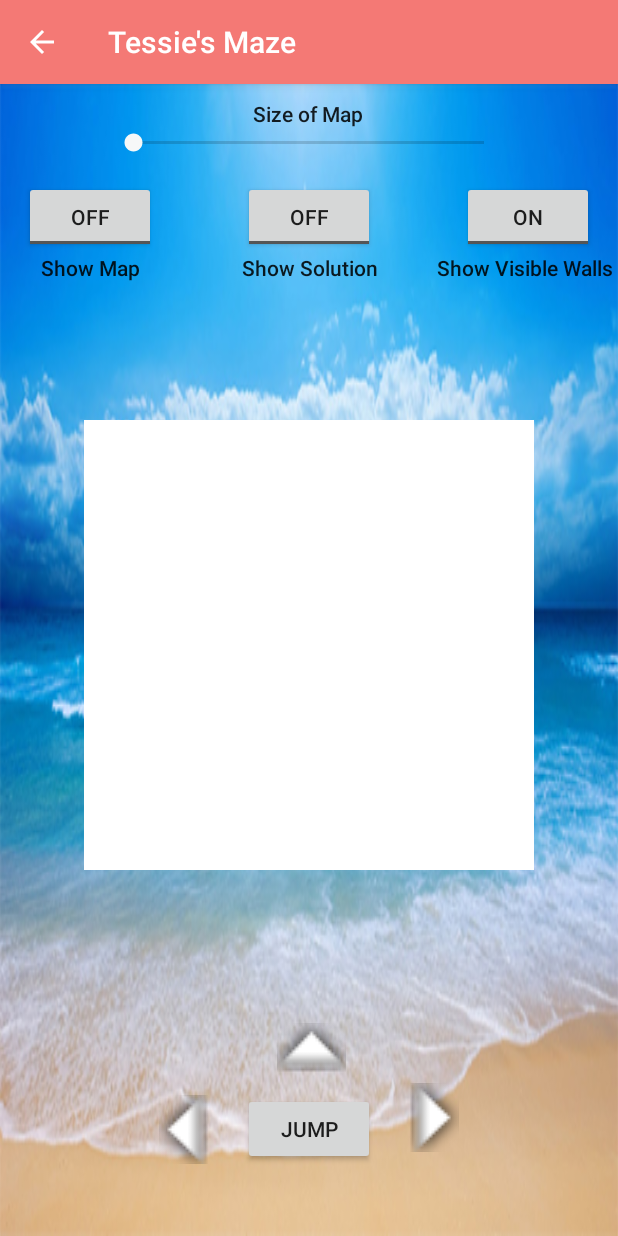
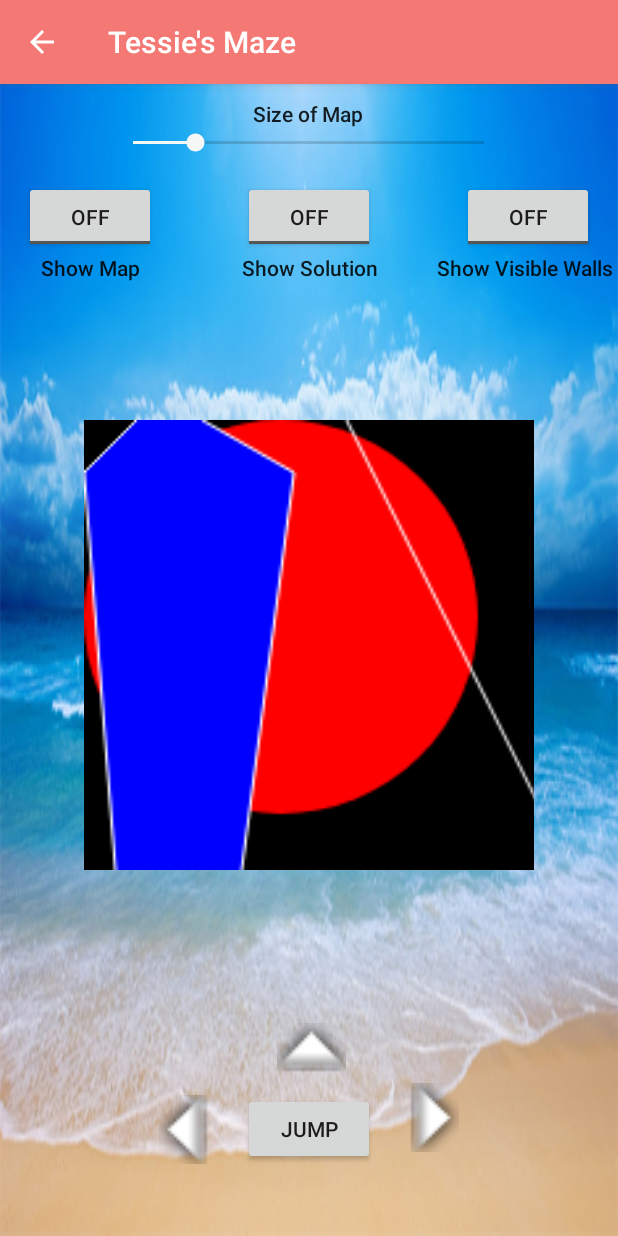
Before and after one commit to TessieB/BeachMazeApp, an Android app: the PlayManuallyActivity screen opened directly, with no data from a screen before it, after a tap on an icon or button, on a phone screen of 412 x 824 dp. Run offline under Robolectric (Android 15) with nearby library versions, the phone set to English and light mode, and no system bars; 1 statement that could not run was skipped.

Commit message:
updated MazePanel methods with comments, commit works

```diff
--- a/app/src/main/java/edu/wm/cs/cs301/TessieBaumann/gui/CompassRose.java
+++ b/app/src/main/java/edu/wm/cs/cs301/TessieBaumann/gui/CompassRose.java
@@ -1,4 +1,6 @@
 package edu.wm.cs.cs301.TessieBaumann.gui;
+
+import android.graphics.Color;
 
 import edu.wm.cs.cs301.TessieBaumann.generation.CardinalDirection;
 
@@ -26,7 +28,7 @@ public class CompassRose {
     private static final int CIRCLE_SHADE = MazePanel.createNewColor(1.0f, 1.0f, 1.0f, 0.3f); //new Color(0.0f, 0.0f, 0.0f, 0.2f);
 
     private static final int BLACK = 0;
-    private static final int MARKER_COLOR = BLACK; //Color.WHITE; //Color.BLACK;
+    private static final int MARKER_COLOR = Color.BLACK; //Color.WHITE; //Color.BLACK;
     private static final int WHITE = 16777215;
 
 
@@ -119,11 +121,11 @@ public class CompassRose {
 
 
     private void drawBackground(MazePanel panel, int width) {
-        panel.setColor(WHITE);
+        panel.setColor(Color.WHITE);
         final int x = centerX - size;
         final int y = centerY - size;
         final int w = 2 * size;// - 2 * CIRCLE_BORDER;
-        panel.addFilledOval(x,y,w,w);
+        panel.addFilledOval(x,y,x+w,y+w);
     }
 
 
@@ -165,9 +167,9 @@ public class CompassRose {
         final int y = centerY - width / 2 + CIRCLE_BORDER;
         final int w = width - 2 * CIRCLE_BORDER;
         panel.setColor(CIRCLE_SHADE);
-        panel.addArc(x, y, w, w, 45, 180);
+        panel.addArc(x, y, x+w, y+w, 45, 180);
         panel.setColor(CIRCLE_HIGHLIGHT);
-        panel.addArc(x, y, w, w, 180 + 45, 180);
+        panel.addArc(x, y, x+w, y+w, 180 + 45, 180);
     }
 
 
@@ -192,24 +194,24 @@ public class CompassRose {
                 panel.setColor(MARKER_COLOR);
             else
                 panel.setColor(goldWM);
-            drawMarker(panel, centerX, centerY - pos, "N");
+            drawMarker(panel, centerX-2, centerY - pos+3, "N");
             if (CardinalDirection.East == currentDir)
                 panel.setColor(MARKER_COLOR);
             else
                 panel.setColor(goldWM);
-            drawMarker(panel, centerX + pos, centerY, "E");
+            drawMarker(panel, centerX + pos-3, centerY+2, "E");
             // WARNING: north south confusion
             // currendDir North is going downwards on the map
             if (CardinalDirection.North == currentDir)
                 panel.setColor(MARKER_COLOR);
             else
                 panel.setColor(goldWM);
-            drawMarker(panel, centerX, centerY + pos, "S");
+            drawMarker(panel, centerX-2, centerY + pos+3, "S");
             if (CardinalDirection.West == currentDir)
                 panel.setColor(MARKER_COLOR);
             else
                 panel.setColor(goldWM);
-            drawMarker(panel, centerX - pos, centerY, "W");
+            drawMarker(panel, centerX - pos-3, centerY+2, "W");
         }
     }
 
--- a/app/src/main/java/edu/wm/cs/cs301/TessieBaumann/gui/FirstPersonView.java
+++ b/app/src/main/java/edu/wm/cs/cs301/TessieBaumann/gui/FirstPersonView.java
@@ -37,7 +37,7 @@ public class FirstPersonView {
     final private int stepSize;   // = map_unit/4;
     // map scale may be adjusted by user input, controlled in StatePlaying
     // colors for background
-    private static final int WHITE = 16777215;
+    private static final int WHITE = Color.WHITE;
     //private static final int greenWM = MazePanel.decode("#115740");
     //private static final int goldWM = Color.decode("#916f41");
     //private static final int yellowWM = Color.decode("#FFFF99");
--- a/app/src/main/java/edu/wm/cs/cs301/TessieBaumann/gui/GeneratingActivity.java
+++ b/app/src/main/java/edu/wm/cs/cs301/TessieBaumann/gui/GeneratingActivity.java
@@ -321,7 +321,7 @@ public class GeneratingActivity extends AppCompatActivity implements Order {
 
     @Override
     public boolean isPerfect() {
-        return false;
+        return !rooms;
     }
 
     @Override
--- a/app/src/main/java/edu/wm/cs/cs301/TessieBaumann/gui/MazePanel.java
+++ b/app/src/main/java/edu/wm/cs/cs301/TessieBaumann/gui/MazePanel.java
@@ -22,58 +22,41 @@ public class MazePanel extends View {
      * http://www.codeproject.com/Articles/2136/Double-buffer-in-standard-Java-AWT
      * for details
      */
-    // bufferImage can only be initialized if the container is displayable,
-    // uses a delayed initialization and relies on client class to call initBufferImage()
-    // before first use
-    //private Image bufferImage;
-    //private Graphics2D graphics; // obtained from bufferImage,
-    // graphics is stored to allow clients to draw on the same graphics object repeatedly
-    // has benefits if color settings should be remembered for subsequent drawing operations
 
-    private Bitmap.Config config = Bitmap.Config.ARGB_8888;
-    private Bitmap bitmap = Bitmap.createBitmap(Constants.VIEW_WIDTH, Constants.VIEW_HEIGHT, config);
-    private Canvas canvas = new Canvas(bitmap);
-    private Paint paint;
+    private Bitmap.Config config; //bitmap configuration settings
+    private Bitmap bitmap;  //bitmap with graphics drawn on it
+    private Canvas canvas;  //canvas to draw images on the bitmap
+    private Paint paint;  //paint being used at the time
 
-    private int color;
+    private int color;  //int color that paint is currently set on
     private static final int greenWM = Color.parseColor("#115740");
     private static final int goldWM = Color.parseColor("#916f41");
     private static final int yellowWM = Color.parseColor("#FFFF99");
-    private boolean top = true;
-    private String markerFont;
+    private boolean top = true;  //boolean value that tells if top or bottom background rectangle is being drawn
+    private String markerFont;  //current font of the marker
 
 
+    /**
+     * This method scales the bitmap so that it fits into the view that is
+     * in playManuallyActivity and PlayAnimationActivity, then paints the
+     * scaled bitmap onto the canvas of the view that was passed in
+     * @param canvas
+     */
     @Override
     public void onDraw(Canvas canvas){
-        Log.d("in on draw", "yay");
         super.onDraw(canvas);
-        Log.d("Canvas", canvas.toString());
-        //canvas.drawColor(Color.WHITE);
         Bitmap myBitmap = Bitmap.createScaledBitmap(bitmap, 1050, 1050, true);
-        //paint(canvas);
         canvas.drawBitmap(myBitmap, 0, 0, paint);
-        //bitmap = Bitmap.createBitmap(Constants.VIEW_WIDTH, Constants.VIEW_HEIGHT, config);
-        //this.canvas = new Canvas(bitmap);
-        this.canvas.drawColor(Color.WHITE);
-
-
     }
 
-
-    private void init(){
-        paint = new Paint();
-        setColor(greenWM);
-        paint.setStyle(Paint.Style.FILL);
-        //canvas = getBitmap();
-    }
-
-
+    /**
+     * This method tests to make sure that the different drawing properties of
+     * MazePanel work in android studio by drawing practice lines and shapes
+     */
     public void myTestImage(){
-        Log.d("inside", "my test image");
-        //canvas.drawColor(Color.BLACK);
+        canvas.drawColor(Color.BLACK);
         setColor(Color.RED);
         addFilledOval(0, 0, 150, 150);
-        Log.d("inside", "my test image");
         setColor(Color.GREEN);
         addFilledOval(50, 200, 100, 300);
         setColor(Color.YELLOW);
@@ -89,16 +72,6 @@ public class MazePanel extends View {
         addLine(250, 250, 300, 300);
     }
 
-    public void second(){
-        setColor(Color.BLACK);
-        addLine(100, 0, 200, 200);
-        //canvas.drawColor(Color.BLUE);
-    }
-
-    public void third(){
-        canvas.drawColor(Color.BLUE);
-    }
-
 
     /**
      * Constructor. Object is not focusable.
@@ -106,15 +79,11 @@ public class MazePanel extends View {
     public MazePanel(Context context, AttributeSet attrs) {
         super(context, attrs);
         setFocusable(false);
-        //config = Bitmap.Config.ARGB_8888;
-        //bitmap = Bitmap.createBitmap(Constants.VIEW_WIDTH, Constants.VIEW_HEIGHT, config);
-        //canvas = new Canvas(bitmap);
-        init();
-        //myTestImage();
-    }
-
-    public void update(Canvas c) {
-        paint(c);
+        config = Bitmap.Config.ARGB_8888;
+        bitmap = Bitmap.createBitmap(Constants.VIEW_WIDTH, Constants.VIEW_HEIGHT, config);
+        canvas = new Canvas(bitmap);
+        paint = new Paint();
+        myTestImage();
     }
 
     /**
@@ -123,15 +92,15 @@ public class MazePanel extends View {
      * The given graphics object is the one that actually shows
      * on the screen.
      */
-    public void paint(Canvas c) {
-        if (null == c) {
-            Log.d("oh no", "canvas is null");
-            System.out.println("MazePanel.paint: no canvas object, skipping drawImage operation");
-        }
-        else {
-            c.drawBitmap(bitmap,0,0,paint);
-        }
-    }
+//    public void paint(Canvas c) {
+//        if (null == c) {
+//            Log.d("oh no", "canvas is null");
+//            System.out.println("MazePanel.paint: no canvas object, skipping drawImage operation");
+//        }
+//        else {
+//            c.drawBitmap(bitmap,0,0,paint);
+//        }
+//    }
 
     /**
      * Obtains a graphics object that can be used for drawing.
@@ -182,8 +151,6 @@ public class MazePanel extends View {
     public void commit() {
         Log.d("in commit", "thankfully");
         invalidate();
-        //postInvalidate();
-        //requestLayout();
     }
 
     /**
@@ -279,11 +246,11 @@ public class MazePanel extends View {
      * @param percentToExit gives the distance to exit
      */
     public void addBackground(float percentToExit) {
-        //paint.setColor(getBackgroundColor(percentToExit, top));
-        paint.setColor(Color.BLACK);
-        if(!top){
-            paint.setColor(Color.WHITE);
-        }
+        paint.setColor(getBackgroundColor(percentToExit, top));
+        //paint.setColor(Color.BLACK);
+//        if(!top){
+//            paint.setColor(Color.WHITE);
+//        }
         top = !top;
     }
 
@@ -467,7 +434,6 @@ public class MazePanel extends View {
      */
     public void addMarker(float x, float y, String str) {
         canvas.drawText(str, x, y, paint);
-
     }
 
 
@@ -480,7 +446,6 @@ public class MazePanel extends View {
     public void setFont(String fontName) {
         markerFont = fontName;
         paint.setFontFeatureSettings(fontName);
-        draw(canvas);
     }
 
 
--- a/app/src/main/java/edu/wm/cs/cs301/TessieBaumann/gui/PlayManuallyActivity.java
+++ b/app/src/main/java/edu/wm/cs/cs301/TessieBaumann/gui/PlayManuallyActivity.java
@@ -34,10 +34,11 @@ public class PlayManuallyActivity extends AppCompatActivity {
 
 
     private static final String TAG = "Move";  //message string
-    private static final int MAX_MAP_SIZE = 10;  //max size that the map can be
-    private int pathLength = 3;  //length of the path the user has taken
-    private int mapSize = 5;  //default map size
-    private int shortestPathLength = 1;  //shortest possible path length, temp value
+    private static final int MAX_MAP_SIZE = 80;  //max size that the map can be
+    private static final int MIN_MAP_SIZE = 1;  //min size that the map can be
+    private int pathLength = 0;  //length of the path the user has taken
+    private int mapSize = 15;  //default map size
+    private int shortestPathLength = 0;  //shortest possible path length, temp value
     private MazePanel panel;
     StatePlaying statePlaying;
 
@@ -51,17 +52,13 @@ public class PlayManuallyActivity extends AppCompatActivity {
     protected void onCreate(Bundle savedInstanceState) {
         super.onCreate(savedInstanceState);
         setContentView(R.layout.play_manually_activity);
-        statePlaying = new StatePlaying();
+        //statePlaying = new StatePlaying();
         panel = findViewById(R.id.mazePanelView);
-        panel.myTestImage();
-        //panel.second();
         Log.d("inside", "on create");
-        //setContentView(R.layout.play_manually_activity);
-        //panel.commit();
-        statePlaying.start(panel);
+        //int[] startPos = GeneratingActivity.mazeConfig.getStartingPosition();
+        //shortestPathLength = GeneratingActivity.mazeConfig.getDistanceToExit(startPos[0], startPos[1]);
+        //statePlaying.start(panel);
         setSizeOfMap();
-        //setContentView(R.layout.play_manually_activity);
-
     }
 
 
@@ -72,13 +69,20 @@ public class PlayManuallyActivity extends AppCompatActivity {
     private void setSizeOfMap(){
         final SeekBar mapSize1 = (SeekBar) findViewById(R.id.mapSizeSeekBar);
         final TextView skillLevelText = (TextView) findViewById(R.id.skillLevelTextView);
-        mapSize1.setProgress(0);
+        mapSize1.setMin(MIN_MAP_SIZE);
+        mapSize1.setProgress(15);
         mapSize1.setMax(MAX_MAP_SIZE);
         mapSize1.setOnSeekBarChangeListener(new SeekBar.OnSeekBarChangeListener() {
             int tempMapSize = 0;
 
             @Override
             public void onProgressChanged(SeekBar seekBar, int i, boolean b) {
+//                if(i>tempMapSize){
+//                    statePlaying.keyDown(Constants.UserInput.ZoomIn, 1);
+//                }
+//                else{
+//                    statePlaying.keyDown(Constants.UserInput.ZoomOut, 1);
+//                }
                 tempMapSize = i;
             }
 
@@ -101,14 +105,11 @@ public class PlayManuallyActivity extends AppCompatActivity {
      */
     private void setMapSize(int size){
         mapSize = size;
+        statePlaying.setMapScale(mapSize);
         Log.v(TAG, "Map Size: " + mapSize);
         Toast toast = Toast.makeText(getApplicationContext(), "Map Size: " + mapSize, Toast.LENGTH_SHORT);
         toast.setGravity(Gravity.BOTTOM | Gravity.CENTER, 0, 0);
         toast.show();
-    }
-
-    public void sendToWinningMessage(){
-        sendWinningMessage(panel);
     }
 
 
@@ -149,13 +150,12 @@ public class PlayManuallyActivity extends AppCompatActivity {
     public void moveForwards(View view){
         pathLength++;
         statePlaying.keyDown(Constants.UserInput.Up, 1);
-        //panel.third();
-        //panel.commit();
         Log.v(TAG, "Moves forwards one step");
         Toast toast = Toast.makeText(getApplicationContext(), "Moved forwards 1 step", Toast.LENGTH_SHORT);
         toast.setGravity(Gravity.BOTTOM|Gravity.CENTER, 0, 0);
         toast.show();
         if(StatePlaying.isOutside){
+            StatePlaying.isOutside = false;
             sendWinningMessage(view);
         }
     }
@@ -167,8 +167,6 @@ public class PlayManuallyActivity extends AppCompatActivity {
      * @param view of the top left
      */
     public void turnLeft(View view){
-        //panel.second();
-        //panel.commit();
         statePlaying.keyDown(Constants.UserInput.Left, 1);
         Log.v(TAG, "Turns left");
         Toast toast = Toast.makeText(getApplicationContext(), "Turned left", Toast.LENGTH_SHORT);
@@ -184,8 +182,6 @@ public class PlayManuallyActivity extends AppCompatActivity {
      */
     public void turnRight(View view){
         statePlaying.keyDown(Constants.UserInput.Right, 1);
-        //panel.myTestImage();
-        //panel.commit();
         Log.v(TAG, "Turns right");
         Toast toast = Toast.makeText(getApplicationContext(), "Turned right", Toast.LENGTH_SHORT);
         toast.setGravity(Gravity.BOTTOM|Gravity.CENTER, 0, 0);
@@ -206,6 +202,7 @@ public class PlayManuallyActivity extends AppCompatActivity {
         toast.setGravity(Gravity.BOTTOM|Gravity.CENTER, 0, 0);
         toast.show();
         if(StatePlaying.isOutside){
+            StatePlaying.isOutside = false;
             sendWinningMessage(view);
         }
     }
@@ -218,7 +215,7 @@ public class PlayManuallyActivity extends AppCompatActivity {
      * @param view of the show map button
      */
     public void showMap(View view){
-        statePlaying.keyDown(Constants.UserInput.ToggleFullMap, 1);
+        statePlaying.keyDown(Constants.UserInput.ToggleLocalMap, 1);
         if(((ToggleButton)view).isChecked()) {
             Log.v(TAG, "Showing Map: On");
             Toast toast = Toast.makeText(getApplicationContext(), "Showing Map: On", Toast.LENGTH_SHORT);
@@ -264,7 +261,7 @@ public class PlayManuallyActivity extends AppCompatActivity {
      * @param view of the show visible walls button
      */
     public void showVisibleWalls(View view){
-        statePlaying.keyDown(Constants.UserInput.ToggleLocalMap, 1);
+        statePlaying.keyDown(Constants.UserInput.ToggleFullMap, 1);
         if(((ToggleButton)view).isChecked()) {
             Log.v(TAG, "Showing Visible Walls: Off");
             Toast toast = Toast.makeText(getApplicationContext(), "Showing Visible Walls: Off", Toast.LENGTH_SHORT);
--- a/app/src/main/java/edu/wm/cs/cs301/TessieBaumann/gui/StatePlaying.java
+++ b/app/src/main/java/edu/wm/cs/cs301/TessieBaumann/gui/StatePlaying.java
@@ -166,15 +166,18 @@ public class StatePlaying  {
                     isOutside = true;
                     break;
                 }
-                draw();
+                //draw();
+                //drawHintIfNecessary();
                 break;
             case Left: // turn left
                 rotate(1);
-                draw();
+                //draw();
+                //drawHintIfNecessary();
                 break;
             case Right: // turn right
                 rotate(-1);
-                draw();
+                //draw();
+                //drawHintIfNecessary();
                 break;
             case Down: // move backward
                 walk(-1);
@@ -193,6 +196,7 @@ public class StatePlaying  {
                 if (GeneratingActivity.mazeConfig.isValidPosition(px + dx, py + dy)) {
                     setCurrentPosition(px + dx, py + dy) ;
                     draw() ;
+                    //drawHintIfNecessary();
                 }
                 break;
             case ToggleLocalMap: // show local information: current position and visible walls
@@ -223,6 +227,11 @@ public class StatePlaying  {
         return true;
     }
 
+    public void setMapScale(int scale){
+        mapView.setScale(scale);
+        draw();
+    }
+
     /**
      * Draws the current content on panel to show it on screen.
      */
@@ -235,6 +244,7 @@ public class StatePlaying  {
         firstPersonView.draw(panel, px, py, walkStep, angle,
                 getPercentageForDistanceToExit()) ;
         if (isInMapMode()) {
+            Log.d("in", "map mode in StatePlaying.draw");
             mapView.draw(panel, px, py, angle, walkStep,
                     isInShowMazeMode(),isInShowSolutionMode()) ;
         }
@@ -330,18 +340,24 @@ public class StatePlaying  {
     private void slowedDownRedraw() {
         draw() ;
         //panel.commit();
-        Runnable runnable = new Runnable() {
-            @Override
-            public void run() {
         try {
             Thread.sleep(25);
         } catch (Exception e) {
             // may happen if thread is interrupted
             // no reason to do anything about it, ignore exception
         }
-
-            }
-        };
+//        Runnable runnable = new Runnable() {
+//            @Override
+//            public void run() {
+//                try {
+//                    Thread.sleep(25);
+//                } catch (Exception e) {
+//                    // may happen if thread is interrupted
+//                    // no reason to do anything about it, ignore exception
+//                }
+//
+//            }
+//        };
     }
 
     /**
@@ -411,20 +427,24 @@ public class StatePlaying  {
      */
     private void drawHintIfNecessary() {
         if (isInMapMode())
+            //Log.d("in map mode", "in draw hint if necessary");
             return; // no need for help
         // in testing environments, there is sometimes no panel to draw on
         // check this and quietly move on if drawing is impossible
         if (panel == null || panel.getBitmap() == null) {
+            Log.d("in panel is null", "in draw hint if necessary");
             printWarning();
             return;
         }
         // if current position faces a dead end, show map with solution
         // for guidance
         if (isFacingDeadEnd()) {
+            Log.d("in facing dead end", "in draw hint if necessary");
             //System.out.println("Facing deadend, help by showing solution");
             mapView.draw(panel, px, py, angle, walkStep, true, true) ;
         }
         else {
+            Log.d("in compass rose drawing", "in draw hint if necessary");
             // draw compass rose
             cr.setCurrentDirection(getCurrentDirection());
             cr.paintComponent(panel);
--- a/app/src/main/res/layout/play_manually_activity.xml
+++ b/app/src/main/res/layout/play_manually_activity.xml
@@ -65,8 +65,6 @@
         android:layout_marginEnd="16dp"
         android:onClick="showVisibleWalls"
         android:text="ToggleButton"
-        android:textOn="OFF"
-        android:textOff="ON"
         app:layout_constraintBottom_toTopOf="@+id/textView11"
         app:layout_constraintEnd_toEndOf="parent"
         app:layout_constraintStart_toEndOf="@+id/toggleButton2"
```
Also changed, not shown: app/src/main/java/edu/wm/cs/cs301/TessieBaumann/gui/Map.java (+23 -7 lines). Lines whose indentation alone changed are shown as unchanged.
